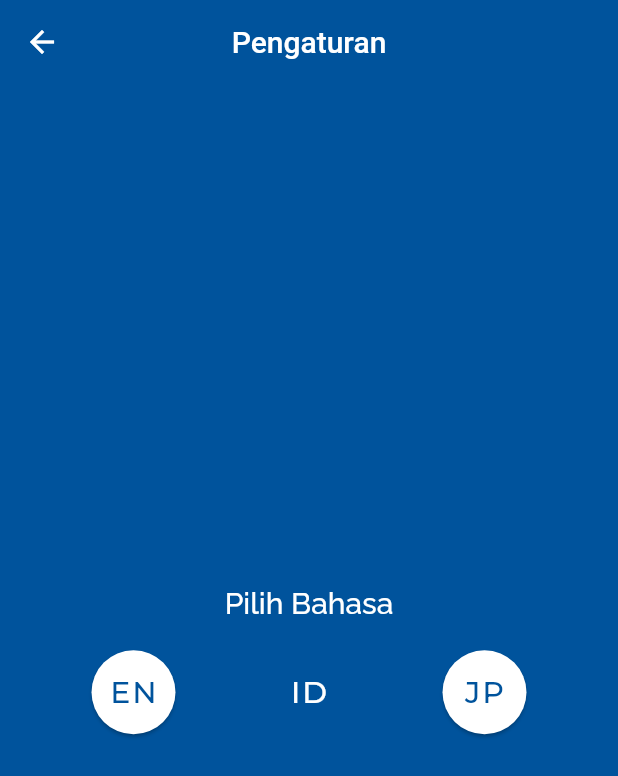
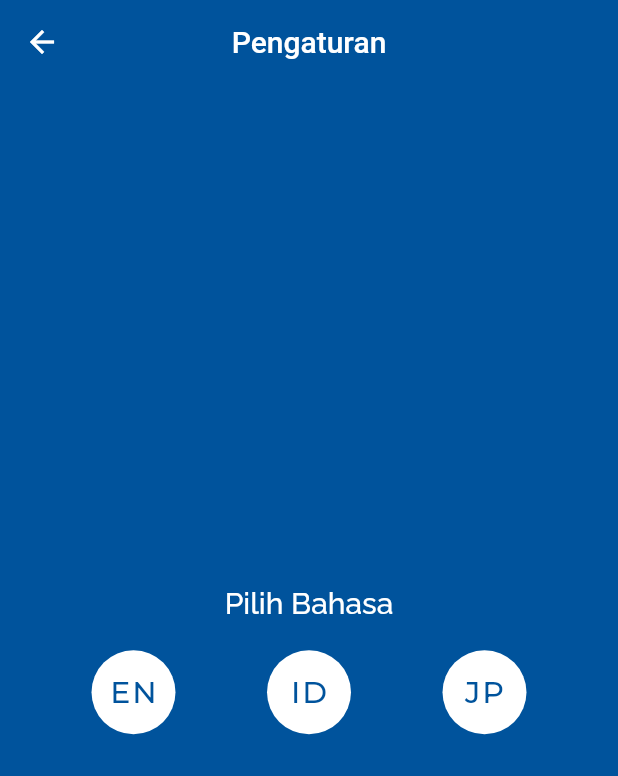
Before and after one commit to firazyn/praca, a Flutter app: the SettingsPage screen opened directly, after a tap on "ID", on a phone screen of 412 x 824 dp. Shown: the top 776 px of the screen. Run offline on Flutter 3.47's test engine with Material 2 defaults, Android fonts, the phone set to English and light mode, and no system bars; our stand-ins replace geolocator, google_fonts; generated files the repository leaves out were written again; statements that could not run were skipped; project files that could hold a hidden picture were left out.

Commit message:
Change language config in settings

```diff
--- a/lib/l10n/app_en.arb
+++ b/lib/l10n/app_en.arb
@@ -24,5 +24,7 @@
   "sunny": "Sunny",
   "rain": "Rain",
   "clouds": "Clouds",
-  "snow": "Snow"
+  "snow": "Snow",
+  "settings": "Settings",
+  "about": "About"
 }
--- a/lib/l10n/app_id.arb
+++ b/lib/l10n/app_id.arb
@@ -15,5 +15,7 @@
   "sunny": "Cerah",
   "rain": "Hujan",
   "clouds": "Berawan",
-  "snow": "Salju"
+  "snow": "Salju",
+  "settings": "Pengaturan",
+  "about": "Tentang Kami"
 }
--- a/lib/l10n/app_ja.arb
+++ b/lib/l10n/app_ja.arb
@@ -15,5 +15,7 @@
   "sunny": "晴れ",
   "rain": "雨",
   "clouds": "曇り",
-  "snow": "降雪"
+  "snow": "降雪",
+  "settings": "設定",
+  "about": "約"
 }
--- a/lib/view_main/menu_item.dart
+++ b/lib/view_main/menu_item.dart
@@ -85,16 +85,18 @@ class LanguageButton extends StatefulWidget {
 }
 
 class _LanguageButtonState extends State<LanguageButton> {
-  double _elevation = 1;
+  int newIndex;
+  double _elevation = 0;
   Color _textColor = Color(0xff00539c);
   Color _bgColor = Colors.white;
-  bool _isSelected = false;
+  List<bool> _isSelected = [false, false, false];
 
   @override
   Widget build(BuildContext context) {
     final provider = Provider.of<LocaleProvider>(context, listen: false);
 
     return FloatingActionButton(
+      // splashColor: Color(0xff00539c),
       child: Text(
         widget.languageName,
         style: GoogleFonts.montserrat(
@@ -110,21 +112,103 @@ class _LanguageButtonState extends State<LanguageButton> {
       onPressed: () {
         provider.setLocale(widget.locale);
         setState(() {
-          _isSelected = !_isSelected;
-          _textColor = Colors.white;
-          _bgColor = Color(0xff00539c);
-          _elevation = 0;
+          for (int index = 0; index < _isSelected.length; index++) {
+            if (index == newIndex) {
+              _isSelected[index] = true;
+              FloatingActionButton.extended(
+                  onPressed: () {
+                    setState(() {
+                      _textColor = Colors.white;
+                      _bgColor = Color(0xff00539c);
+                      _elevation = 0;
+                    });
+                  },
+                  label: Text(widget.languageName));
+            } else {
+              _isSelected[index] = false;
+            }
+          }
         });
       },
     );
   }
 }
 
+// class _LanguageButtonState extends State<LanguageButton> {
+//   final provider = Provider.of<LocaleProvider>(context, listen: false);
+//   double _elevation = 1;
+//   Color _textColor = Color(0xff00539c);
+//   Color _bgColor = Colors.white;
+//   List<bool> _isSelected = [true, false, false];
+
+//   @override
+//   Widget build(BuildContext context) => Container(
+//       color: Colors.transparent,
+//       child: ToggleButtons(
+//           isSelected: _isSelected,
+//           fillColor: _bgColor,
+//           selectedColor: _textColor,
+//           color: Colors.white,
+//           renderBorder: false,
+//           highlightColor: Colors.grey,
+//           children: <Widget>[
+//             Padding(
+//               padding: const EdgeInsets.symmetric(horizontal: 12),
+//               child: Text(
+//                 widget.languageName,
+//                 style: GoogleFonts.montserrat(
+//                   textStyle: TextStyle(
+//                     fontWeight: FontWeight.w500,
+//                     fontSize: 20,
+//                   ),
+//                 ),
+//               ),
+//             ),
+//             Padding(
+//               padding: const EdgeInsets.symmetric(horizontal: 12),
+//               child: Text(
+//                 widget.languageName,
+//                 style: GoogleFonts.montserrat(
+//                   textStyle: TextStyle(
+//                     fontWeight: FontWeight.w500,
+//                     fontSize: 20,
+//                   ),
+//                 ),
+//               ),
+//             ),
+//             Padding(
+//               padding: const EdgeInsets.symmetric(horizontal: 12),
+//               child: Text(
+//                 widget.languageName,
+//                 style: GoogleFonts.montserrat(
+//                   textStyle: TextStyle(
+//                     fontWeight: FontWeight.w500,
+//                     fontSize: 20,
+//                   ),
+//                 ),
+//               ),
+//             ),
+//           ],
+//           onPressed: (int newIndex) {
+//             int newIndex;
+//             setState(() {
+//               provider.setLocale(widget.locale);
+//               for (int index = 0; index < _isSelected.length; index++) {
+//                 if (index == newIndex) {
+//                   _isSelected[index] = true;
+//                 } else {
+//                   _isSelected[index] = false;
+//                 }
+//               }
+//             });
+//           }));
+// }
+
 class AboutPage extends StatelessWidget {
   @override
   Widget build(BuildContext context) => Scaffold(
         appBar: AppBar(
-          title: Text('About'),
+          title: Text(AppLocalizations.of(context).about),
           centerTitle: true,
           backgroundColor: Color(0xff00539c),
         ),
```
Also changed, not shown: lib/drawer.dart (+5 -4 lines), lib/view_main/current_body.dart (+4 -4 lines).
